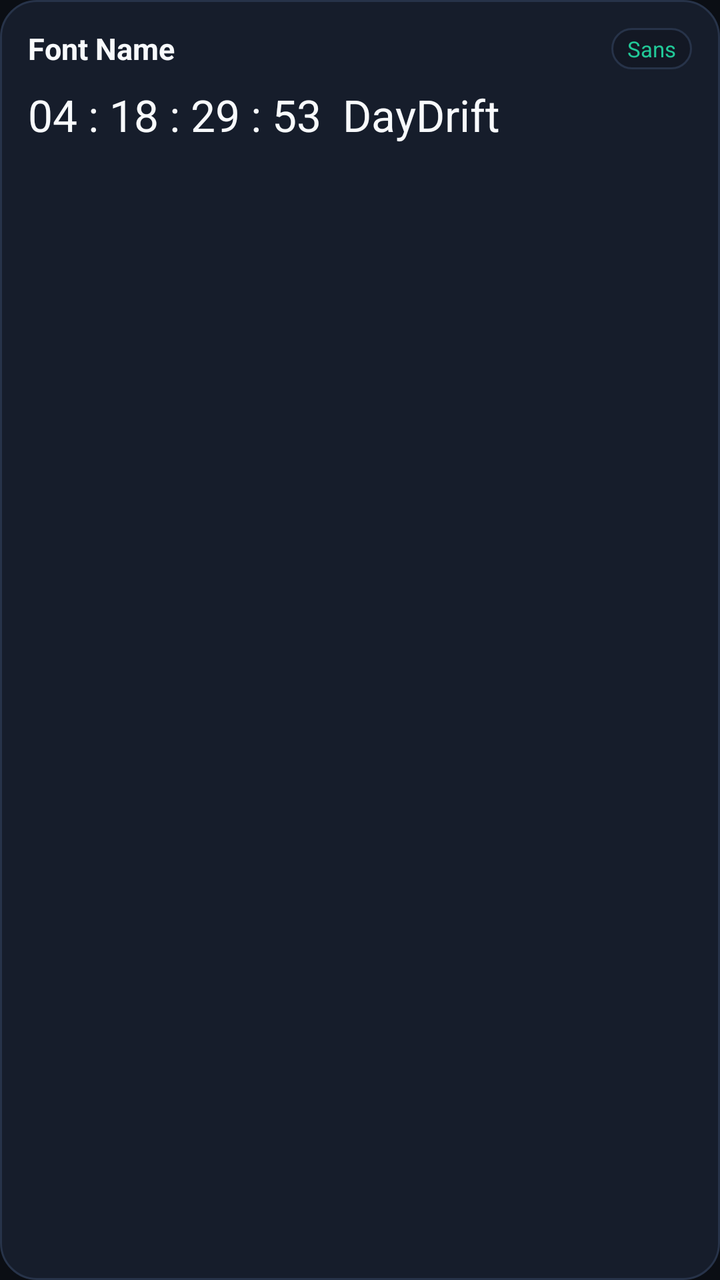
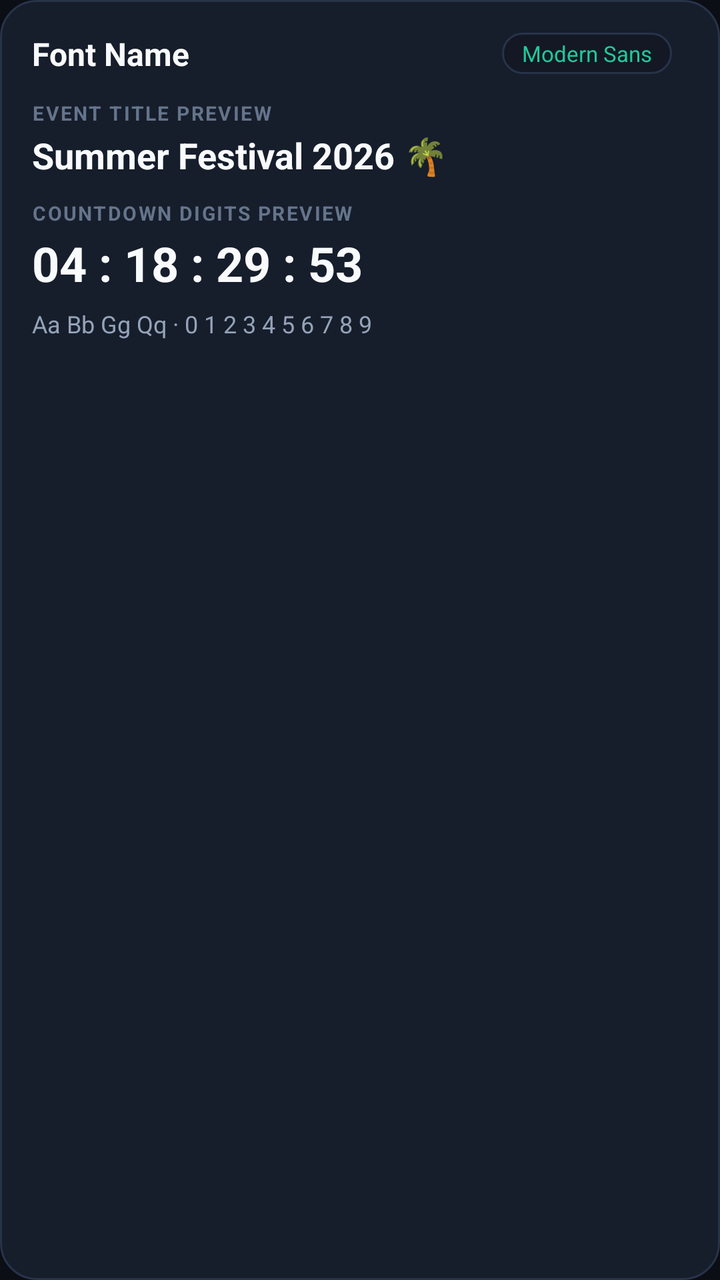

Before-and-after screenshots of an Android layout around one commit, followed by the original layout XML and the change that was made.
<!-- AndroidManifest.xml: application theme Theme.DayDrift -->
<!-- res/layout/item_font.xml -->
<?xml version="1.0" encoding="utf-8"?>
<LinearLayout xmlns:android="http://schemas.android.com/apk/res/android"
    android:id="@+id/cardFontItem"
    android:layout_width="match_parent"
    android:layout_height="wrap_content"
    android:orientation="vertical"
    android:background="@drawable/bg_card"
    android:padding="14dp"
    android:layout_marginBottom="10dp">

    <LinearLayout
        android:layout_width="match_parent"
        android:layout_height="wrap_content"
        android:orientation="horizontal"
        android:gravity="center_vertical"
        android:layout_marginBottom="8dp">

        <TextView
            android:id="@+id/tvFontName"
            android:layout_width="0dp"
            android:layout_height="wrap_content"
            android:layout_weight="1"
            android:text="Font Name"
            android:textColor="@color/text_primary"
            android:textSize="15sp"
            android:textStyle="bold" />

        <TextView
            android:id="@+id/tvFontCategory"
            android:layout_width="wrap_content"
            android:layout_height="wrap_content"
            android:text="Sans"
            android:textColor="@color/primary"
            android:textSize="11sp"
            android:background="@drawable/bg_pill"
            android:paddingStart="8dp"
            android:paddingEnd="8dp"
            android:paddingTop="3dp"
            android:paddingBottom="3dp" />
    </LinearLayout>

    <TextView
        android:id="@+id/tvFontPreview"
        android:layout_width="match_parent"
        android:layout_height="wrap_content"
        android:text="04 : 18 : 29 : 53  DayDrift"
        android:textColor="@color/text_primary"
        android:textSize="22sp" />

</LinearLayout>
<!-- resources referenced by this layout -->
<resources>
  <color name="primary">#21C998</color>
  <color name="text_primary">#F8FAFC</color>
  <!-- drawable bg_card (drawable) -->
  <?xml version="1.0" encoding="utf-8"?>
  <shape xmlns:android="http://schemas.android.com/apk/res/android"
      android:shape="rectangle">
      <solid android:color="@color/bg_surface_card" />
      <stroke android:width="1dp" android:color="@color/border_card" />
      <corners android:radius="18dp" />
  </shape>
  <!-- drawable bg_pill (drawable) -->
  <?xml version="1.0" encoding="utf-8"?>
  <shape xmlns:android="http://schemas.android.com/apk/res/android"
      android:shape="rectangle">
      <solid android:color="@color/bg_surface" />
      <stroke android:width="1dp" android:color="@color/border_card" />
      <corners android:radius="24dp" />
  </shape>
  <style name="Theme.DayDrift" parent="Theme.Material3.Dark.NoActionBar">
          <item name="colorPrimary">@color/primary</item>
          <item name="colorPrimaryVariant">@color/primary_variant</item>
          <item name="colorSecondary">@color/secondary</item>
          <item name="colorSecondaryVariant">@color/secondary_variant</item>
          <item name="android:windowBackground">@color/bg_dark</item>
          <item name="android:colorBackground">@color/bg_dark</item>
          <item name="colorSurface">@color/bg_surface</item>
          <item name="colorSurfaceVariant">@color/bg_surface_card</item>
          <item name="colorOnSurface">@color/text_primary</item>
          <item name="colorOnPrimary">@color/bg_dark</item>
          <item name="android:statusBarColor">@color/bg_dark</item>
          <item name="android:navigationBarColor">@color/bg_dark</item>
          <item name="android:windowLightStatusBar">false</item>
          <item name="android:windowAnimationStyle">@style/DayDriftAnimation.Activity</item>
      </style>
  <color name="bg_surface_card">#161D2B</color>
  <color name="border_card">#273349</color>
  <color name="bg_surface">#131824</color>
  <color name="primary_variant">#16A37A</color>
  <color name="secondary">#6366F1</color>
  <color name="secondary_variant">#4F46E5</color>
  <color name="bg_dark">#0B0E14</color>
  <style name="DayDriftAnimation.Activity" parent="@android:style/Animation.Activity">
          <item name="android:activityOpenEnterAnimation">@anim/slide_in_right</item>
          <item name="android:activityOpenExitAnimation">@anim/slide_out_left</item>
          <item name="android:activityCloseEnterAnimation">@anim/slide_in_left</item>
          <item name="android:activityCloseExitAnimation">@anim/slide_out_right</item>
      </style>
</resources>

<!-- the commit's change to res/layout/item_font.xml (unified diff, before → after) -->
@@ -5,15 +5,16 @@
     android:layout_height="wrap_content"
     android:orientation="vertical"
     android:background="@drawable/bg_card"
-    android:padding="14dp"
-    android:layout_marginBottom="10dp">
+    android:padding="16dp"
+    android:layout_marginBottom="12dp">
 
+    
     <LinearLayout
         android:layout_width="match_parent"
         android:layout_height="wrap_content"
         android:orientation="horizontal"
         android:gravity="center_vertical"
-        android:layout_marginBottom="8dp">
+        android:layout_marginBottom="12dp">
 
         <TextView
             android:id="@+id/tvFontName"
@@ -22,29 +23,80 @@
             android:layout_weight="1"
             android:text="Font Name"
             android:textColor="@color/text_primary"
-            android:textSize="15sp"
+            android:textSize="16sp"
             android:textStyle="bold" />
 
         <TextView
             android:id="@+id/tvFontCategory"
             android:layout_width="wrap_content"
             android:layout_height="wrap_content"
-            android:text="Sans"
+            android:text="Modern Sans"
             android:textColor="@color/primary"
             android:textSize="11sp"
             android:background="@drawable/bg_pill"
-            android:paddingStart="8dp"
-            android:paddingEnd="8dp"
+            android:paddingStart="10dp"
+            android:paddingEnd="10dp"
             android:paddingTop="3dp"
-            android:paddingBottom="3dp" />
+            android:paddingBottom="3dp"
+            android:layout_marginEnd="8dp" />
+
+        <ImageView
+            android:id="@+id/ivSelectedCheck"
+            android:layout_width="22dp"
+            android:layout_height="22dp"
+            android:src="@drawable/ic_check_circle_glow"
+            android:visibility="gone" />
     </LinearLayout>
 
+    
     <TextView
-        android:id="@+id/tvFontPreview"
+        android:layout_width="wrap_content"
+        android:layout_height="wrap_content"
+        android:text="EVENT TITLE PREVIEW"
+        android:textColor="@color/text_muted"
+        android:textSize="10sp"
+        android:textStyle="bold"
+        android:letterSpacing="0.08" />
+
+    <TextView
+        android:id="@+id/tvTitlePreview"
         android:layout_width="match_parent"
         android:layout_height="wrap_content"
-        android:text="04 : 18 : 29 : 53  DayDrift"
+        android:text="Summer Festival 2026 🌴"
         android:textColor="@color/text_primary"
-        android:textSize="22sp" />
+        android:textSize="18sp"
+        android:textStyle="bold"
+        android:layout_marginTop="2dp"
+        android:layout_marginBottom="10dp" />
+
+    
+    <TextView
+        android:layout_width="wrap_content"
+        android:layout_height="wrap_content"
+        android:text="COUNTDOWN DIGITS PREVIEW"
+        android:textColor="@color/text_muted"
+        android:textSize="10sp"
+        android:textStyle="bold"
+        android:letterSpacing="0.08" />
+
+    <TextView
+        android:id="@+id/tvDigitsPreview"
+        android:layout_width="match_parent"
+        android:layout_height="wrap_content"
+        android:text="04 : 18 : 29 : 53"
+        android:textColor="@color/text_primary"
+        android:textSize="24sp"
+        android:textStyle="bold"
+        android:layout_marginTop="2dp"
+        android:layout_marginBottom="6dp" />
+
+    
+    <TextView
+        android:id="@+id/tvAlphabetPreview"
+        android:layout_width="match_parent"
+        android:layout_height="wrap_content"
+        android:text="Aa Bb Gg Qq · 0 1 2 3 4 5 6 7 8 9"
+        android:textColor="@color/text_secondary"
+        android:textSize="12sp" />
 
 </LinearLayout>
<!-- resource entries referenced after the edit -->
@@ -1,7 +1,9 @@
 <!-- resources referenced by this layout -->
 <resources>
   <color name="primary">#21C998</color>
+  <color name="text_muted">#64748B</color>
   <color name="text_primary">#F8FAFC</color>
+  <color name="text_secondary">#94A3B8</color>
   <!-- drawable bg_card (drawable) -->
   <?xml version="1.0" encoding="utf-8"?>
   <shape xmlns:android="http://schemas.android.com/apk/res/android"
@@ -18,6 +20,16 @@
       <stroke android:width="1dp" android:color="@color/border_card" />
       <corners android:radius="24dp" />
   </shape>
+  <!-- drawable ic_check_circle_glow (drawable) -->
+  <vector xmlns:android="http://schemas.android.com/apk/res/android"
+      android:width="24dp"
+      android:height="24dp"
+      android:viewportWidth="24"
+      android:viewportHeight="24">
+      <path
+          android:fillColor="#21C998"
+          android:pathData="M12,2C6.48,2 2,6.48 2,12s4.48,10 10,10 10,-4.48 10,-10S17.52,2 12,2z M10,17l-5,-5 1.41,-1.41L10,14.17l7.59,-7.59L19,8l-9,9z" />
+  </vector>
   <style name="Theme.DayDrift" parent="Theme.Material3.Dark.NoActionBar">
           <item name="colorPrimary">@color/primary</item>
           <item name="colorPrimaryVariant">@color/primary_variant</item>
